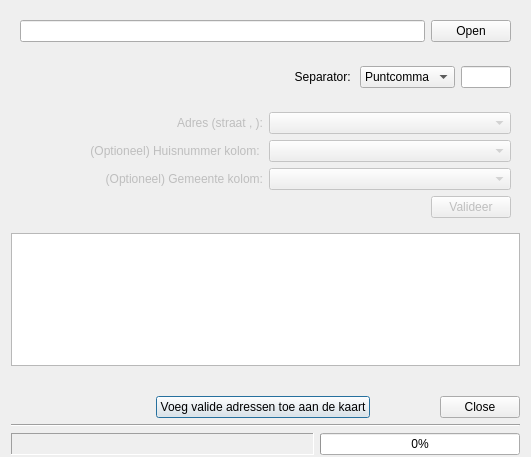
Old version of the form ui_geopunt4QgisBatchGeoCode.ui in the repository warrieka/geopunt4Qgis.
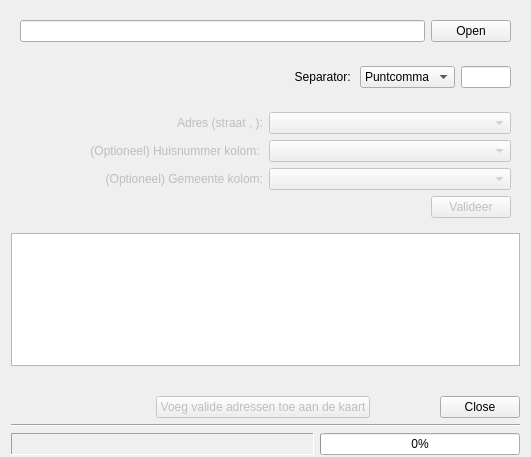
New version of the form. Icons and pictures are not drawn.

Diff of the .ui file:
```diff
--- a/ui_geopunt4QgisBatchGeoCode.ui
+++ b/ui_geopunt4QgisBatchGeoCode.ui
@@ -309,15 +309,21 @@
      </item>
      <item>
       <widget class="QPushButton" name="addToMapKnop">
+       <property name="enabled">
+        <bool>false</bool>
+       </property>
        <property name="text">
         <string>Voeg valide adressen toe aan de kaart</string>
        </property>
+       <property name="checkable">
+        <bool>false</bool>
+       </property>
        <property name="autoDefault">
-        <bool>false</bool>
-       </property>
-       <property name="default">
         <bool>true</bool>
        </property>
+       <property name="default">
+        <bool>false</bool>
+       </property>
        <property name="flat">
         <bool>false</bool>
        </property>
```
Left out of the diff: 2 changed lines with no effect on the pictures.
